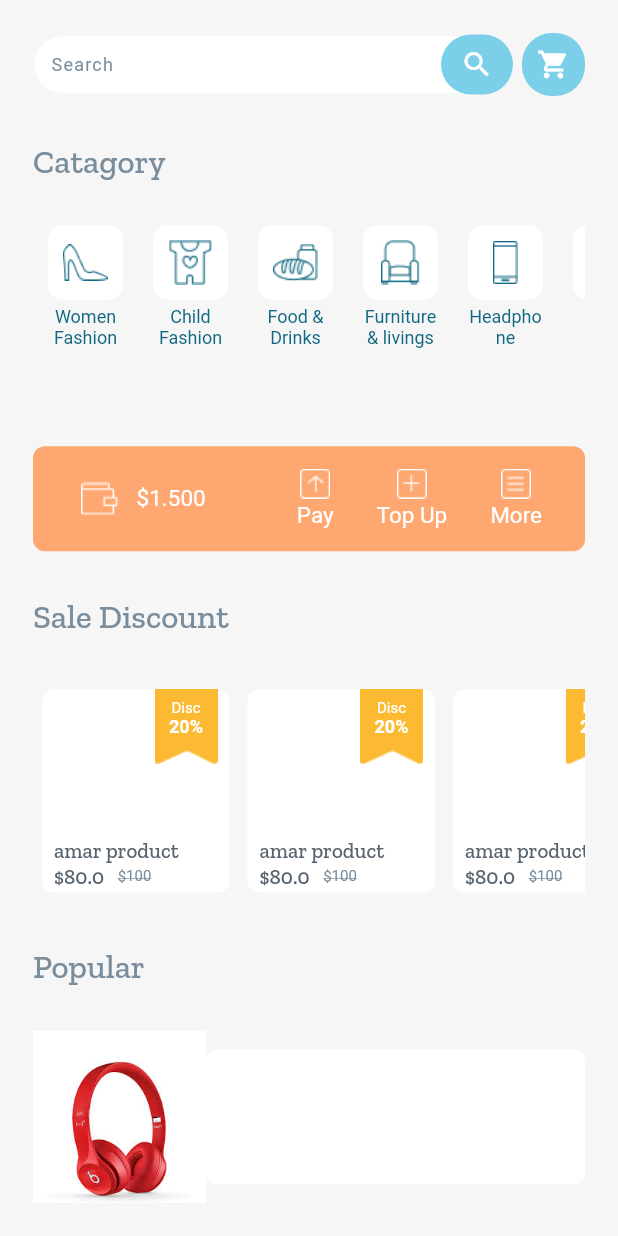
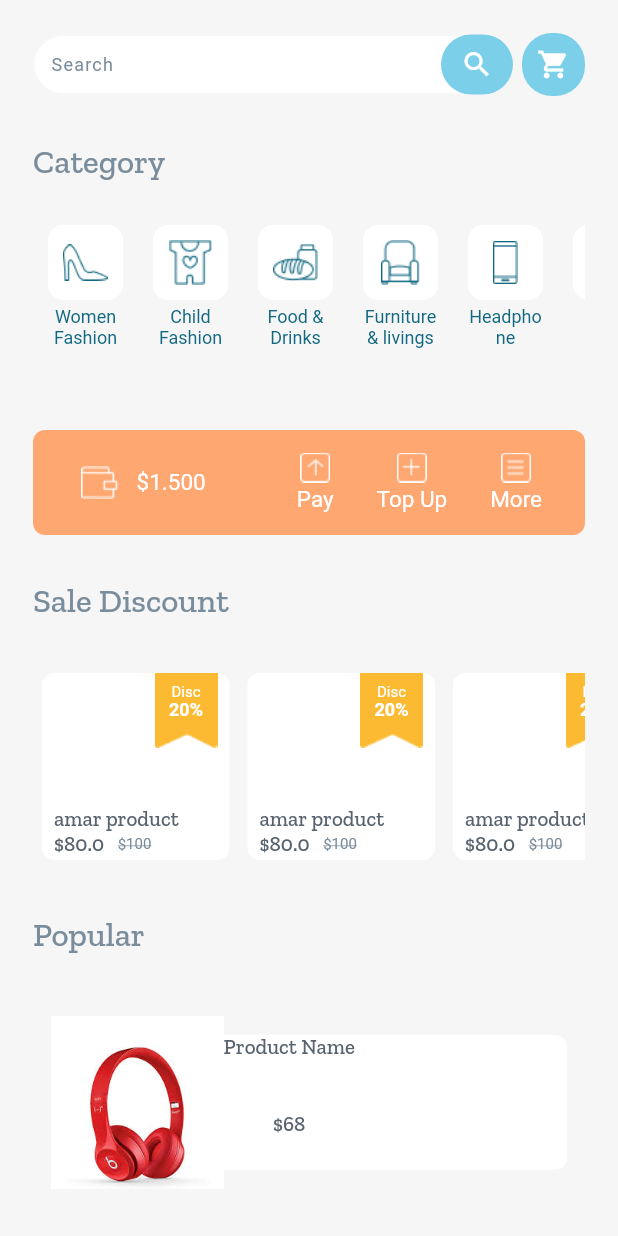
Before and after one commit to iftekharrizz/E-CommerceApp, a Flutter app: the screen it shows after launch, on a phone screen of 412 x 824 dp. Run offline on Flutter 3.47's test engine with Material 2 defaults, Android fonts, the phone set to English and light mode, and no system bars; our stand-ins replace flutter_otp_text_field, flutter_rating_bar; missing offline and left inert: dart:ffi.

Commit message:
added some features and pages

```diff
--- a/lib/components/catagories.dart
+++ b/lib/components/catagories.dart
@@ -25,7 +25,7 @@ class Categories extends StatelessWidget {
       {"icon": "images/vector_icons/shirt.png", "text": "Man Fashion"},
     ];
     return Flexible(
-      fit: FlexFit.tight,
+      fit: FlexFit.loose,
       child: ListView.builder(
           shrinkWrap: true,
           scrollDirection: Axis.horizontal,
--- a/lib/screens/home_screen/home_components/discount_tile.dart
+++ b/lib/screens/home_screen/home_components/discount_tile.dart
@@ -1,5 +1,6 @@
 import 'dart:ffi';
 
+import 'package:flutter/cupertino.dart';
 import 'package:flutter/material.dart';
 
 import '../../../constants.dart';
@@ -12,7 +13,8 @@ class DiscountSegment extends StatelessWidget {
 
   @override
   Widget build(BuildContext context) {
-    return Expanded(
+    return Flexible(
+      fit: FlexFit.loose,
       child: ListView.builder(
         shrinkWrap: true,
           scrollDirection: Axis.horizontal,
--- a/lib/screens/home_screen/home_components/wallet_tile.dart
+++ b/lib/screens/home_screen/home_components/wallet_tile.dart
@@ -67,8 +67,7 @@ class WalletItems extends StatelessWidget {
   final String? iconName, tag;
   @override
   Widget build(BuildContext context) {
-    return Container(
-      child: Column(
+    return Column(
       mainAxisAlignment: MainAxisAlignment.center,
       children: [
         Image.asset(
@@ -83,7 +82,6 @@ class WalletItems extends StatelessWidget {
           style: kButtonLabelStyle,
         ),
       ],
-      ),
     );
   }
 }
--- a/lib/screens/home_screen/home_page.dart
+++ b/lib/screens/home_screen/home_page.dart
@@ -5,6 +5,7 @@ import 'package:ecommerce_ui/components/catagories.dart';
 import 'home_components/discount_tile.dart';
 import 'home_components/search_bar_cart.dart';
 import 'home_components/wallet_tile.dart';
+import 'package:flutter_rating_bar/flutter_rating_bar.dart';
 
 class HomePage extends StatelessWidget {
   static String routeName = "/home_page";
@@ -12,28 +13,30 @@ class HomePage extends StatelessWidget {
   @override
   Widget build(BuildContext context) {
     return Scaffold(
-      resizeToAvoidBottomInset: false,
+        resizeToAvoidBottomInset: false,
         backgroundColor: kTextFieldFillClr,
         body: SafeArea(
           child: Padding(
             padding: const EdgeInsets.all(22.0),
             child: Column(
               crossAxisAlignment: CrossAxisAlignment.start,
+              mainAxisSize: MainAxisSize.min,
               children: [
                 SearchBarWithCart(),
                 const SizedBox(height: 30),
-                Text("Catagory", style: HeadLineTextStyle()),
+                Text("Category", style: HeadLineTextStyle()),
                 const SizedBox(height: 30),
                 Categories(),
                 WalletTile(),
                 const SizedBox(height: 30),
                 Text('Sale Discount', style: HeadLineTextStyle()),
                 const SizedBox(height: 30.0),
-                 DiscountSegment(),
+                const DiscountSegment(),
                 const SizedBox(height: 30),
                 Text('Popular', style: HeadLineTextStyle()),
                 const SizedBox(height: 30),
-                Stack(
+                PopularSegment(),
+                /* Stack(
                   children: [
                     Row(
                       mainAxisAlignment: MainAxisAlignment.start,
@@ -60,12 +63,84 @@ class HomePage extends StatelessWidget {
                       ],
                     )
                   ],
-                )
-
-
+                )*/
               ],
             ),
           ),
         ));
   }
 }
+
+class PopularSegment extends StatelessWidget {
+  const PopularSegment({
+    Key? key,
+  }) : super(key: key);
+
+  @override
+  Widget build(BuildContext context) {
+    return Flexible(
+      fit: FlexFit.loose,
+      child: ListView.builder(
+          scrollDirection: Axis.vertical,
+          shrinkWrap: true,
+          itemCount: 12,
+          itemBuilder: (BuildContext context, int index) {
+            return PopularProductTile();
+          }),
+    );
+  }
+}
+
+class PopularProductTile extends StatelessWidget {
+  const PopularProductTile({
+    Key? key,
+  }) : super(key: key);
+
+  @override
+  Widget build(BuildContext context) {
+    return Stack(
+      children: [
+        Padding(
+          padding: const EdgeInsets.all(12.0),
+          child: Row(
+            mainAxisAlignment: MainAxisAlignment.start,
+            children: [
+              Container(
+                height: 115,
+                width: 115,
+                decoration: BoxDecoration(
+                    borderRadius: BorderRadius.circular(8),
+                    color: Colors.white),
+                child: Image.asset("images/pictures/headphone.jpg",
+                    fit: BoxFit.fill),
+              ),
+              Expanded(
+                child: Stack(
+                  children: [
+                    Container(
+                      height: 90,
+                      decoration: const BoxDecoration(
+                          borderRadius: BorderRadius.only(
+                            topRight: Radius.circular(8),
+                            bottomRight: Radius.circular(8),
+                          ),
+                          color: Colors.white),
+                    ),
+                    Column(
+                      children: [
+                        Text("Product Name\n\n",style: kProductTileStyle,),
+                        Text("\$68",style: kProductTileStyle,),
+                        /*RatingBar.builder(itemBuilder: itemBuilder, onRatingUpdate: onRatingUpdate)*/
+                      ],
+                    )
+
+                  ],
+                ),
+              ),
+            ],
+          ),
+        )
+      ],
+    );
+  }
+}
--- a/pubspec.yaml
+++ b/pubspec.yaml
@@ -36,6 +36,7 @@ dependencies:
   cupertino_icons: ^1.0.2
   provider: ^6.0.2
   flutter_otp_text_field: ^1.0.0
+  flutter_rating_bar: ^4.0.0
 
 dev_dependencies:
   flutter_test:
```
Also changed, not shown: pubspec.lock. Lines whose indentation alone changed are shown as unchanged.
